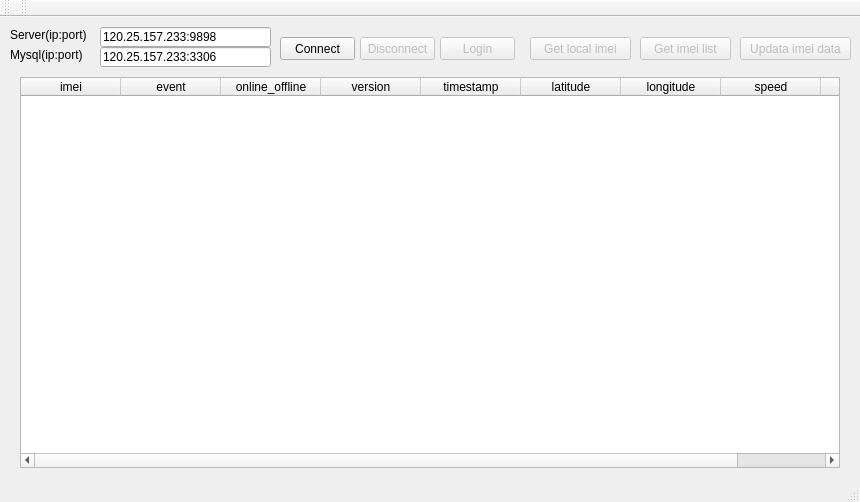
First picture: the form in mainwindow.ui, repository lc641777437/simcom_manager, before the edit.
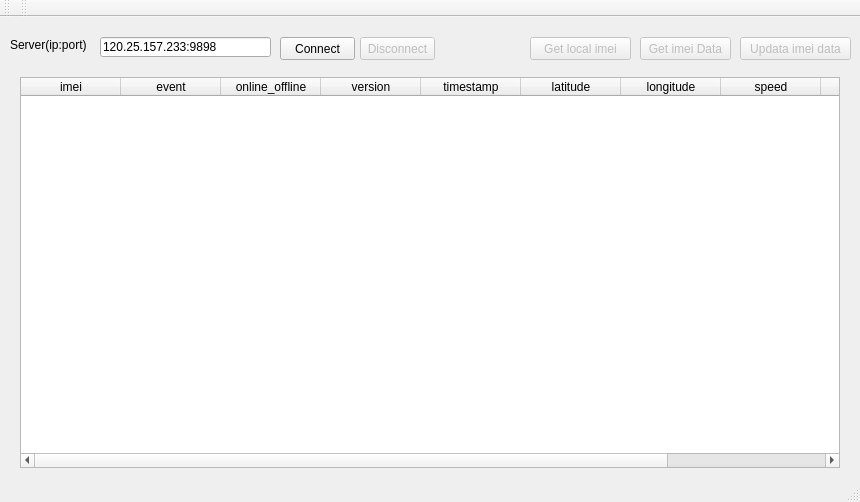
Second picture: the form after the edit.

Commit message: 移除mysql

What changed in the file:
```diff
--- a/mainwindow.ui
+++ b/mainwindow.ui
@@ -35,6 +35,9 @@
     <property name="editTriggers">
      <set>QAbstractItemView::NoEditTriggers</set>
     </property>
+    <property name="columnCount">
+     <number>10</number>
+    </property>
     <attribute name="horizontalHeaderDefaultSectionSize">
      <number>100</number>
     </attribute>
@@ -83,6 +86,11 @@
       <string>course</string>
      </property>
     </column>
+    <column>
+     <property name="text">
+      <string>voltage</string>
+     </property>
+    </column>
    </widget>
    <widget class="QPushButton" name="pushButton_Connect">
     <property name="geometry">
@@ -101,7 +109,7 @@
     <property name="geometry">
      <rect>
       <x>100</x>
-      <y>10</y>
+      <y>20</y>
       <width>171</width>
       <height>20</height>
      </rect>
@@ -132,19 +140,6 @@
      <bool>false</bool>
     </property>
    </widget>
-   <widget class="QLineEdit" name="lineEdit_Mysql">
-    <property name="geometry">
-     <rect>
-      <x>100</x>
-      <y>30</y>
-      <width>171</width>
-      <height>20</height>
-     </rect>
-    </property>
-    <property name="text">
-     <string>120.25.157.233:3306</string>
-    </property>
-   </widget>
    <widget class="QPushButton" name="pushButton_UpdataImeiData">
     <property name="enabled">
      <bool>false</bool>
@@ -165,7 +160,7 @@
     <property name="geometry">
      <rect>
       <x>10</x>
-      <y>10</y>
+      <y>20</y>
       <width>101</width>
       <height>16</height>
      </rect>
@@ -174,20 +169,7 @@
      <string>Server(ip:port)</string>
     </property>
    </widget>
-   <widget class="QLabel" name="label_2">
-    <property name="geometry">
-     <rect>
-      <x>10</x>
-      <y>30</y>
-      <width>101</width>
-      <height>16</height>
-     </rect>
-    </property>
-    <property name="text">
-     <string>Mysql(ip:port)</string>
-    </property>
-   </widget>
-   <widget class="QPushButton" name="pushButton_GetImeiList">
+   <widget class="QPushButton" name="pushButton_GetImeiData">
     <property name="enabled">
      <bool>false</bool>
     </property>
@@ -200,7 +182,7 @@
      </rect>
     </property>
     <property name="text">
-     <string>Get imei list</string>
+     <string>Get imei Data</string>
     </property>
    </widget>
    <widget class="QLabel" name="label_InProcess_GetImeiList">
@@ -232,29 +214,7 @@
      <string/>
     </property>
    </widget>
-   <widget class="QPushButton" name="pushButton_Login">
-    <property name="enabled">
-     <bool>false</bool>
-    </property>
-    <property name="geometry">
-     <rect>
-      <x>440</x>
-      <y>20</y>
-      <width>75</width>
-      <height>23</height>
-     </rect>
-    </property>
-    <property name="text">
-     <string>Login</string>
-    </property>
-    <property name="autoDefault">
-     <bool>false</bool>
-    </property>
-    <property name="default">
-     <bool>false</bool>
-    </property>
-   </widget>
-   <widget class="QPushButton" name="pushButton_Get_Local_imeiList">
+   <widget class="QPushButton" name="pushButton_Get_Local_imeiData">
     <property name="enabled">
      <bool>false</bool>
     </property>
```
The commit also changes 8 other files.
